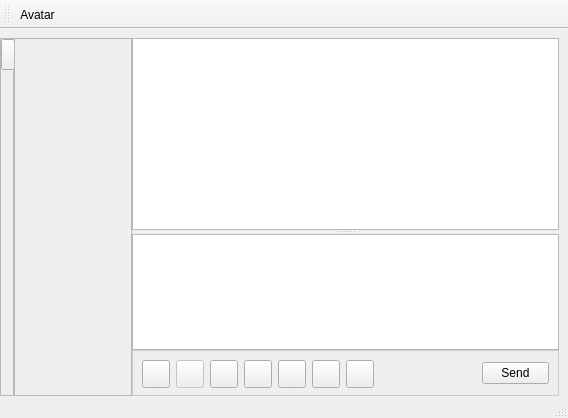
Old version of the form retroshare-gui/src/gui/chat/PopupChatDialog.ui in the repository RetroShare/RetroShare.
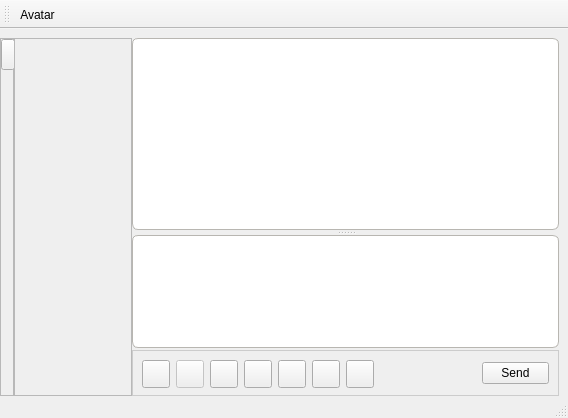
New version of the form. Icons and pictures are not drawn.

Commit message: set some style sheet's for TextBrowser and TextEdit in PopupChatDialog

The edit to the form file:
```diff
--- a/retroshare-gui/src/gui/chat/PopupChatDialog.ui
+++ b/retroshare-gui/src/gui/chat/PopupChatDialog.ui
@@ -27,9 +27,12 @@
     <property name="bottomMargin">
      <number>0</number>
     </property>
-    <property name="spacing">
+    <property name="horizontalSpacing">
      <number>0</number>
     </property>
+    <property name="verticalSpacing">
+     <number>2</number>
+    </property>
     <item row="0" column="1" rowspan="2">
      <widget class="QFrame" name="avatarframe">
       <property name="maximumSize">
@@ -131,9 +134,15 @@
     </item>
     <item row="0" column="2">
      <widget class="QSplitter" name="chatsplitter">
+      <property name="lineWidth">
+       <number>1</number>
+      </property>
       <property name="orientation">
        <enum>Qt::Vertical</enum>
       </property>
+      <property name="handleWidth">
+       <number>5</number>
+      </property>
       <widget class="QTextBrowser" name="textBrowser">
        <property name="sizePolicy">
         <sizepolicy hsizetype="Expanding" vsizetype="MinimumExpanding">
@@ -153,6 +162,11 @@
          <height>0</height>
         </size>
        </property>
+       <property name="styleSheet">
+        <string notr="true">QTextBrowser{border: 1px solid #B8B6B1;
+border-radius: 6px;
+background: white;}</string>
+       </property>
        <property name="html">
         <string>&lt;!DOCTYPE HTML PUBLIC &quot;-//W3C//DTD HTML 4.0//EN&quot; &quot;http://www.w3.org/TR/REC-html40/strict.dtd&quot;&gt;
 &lt;html&gt;&lt;head&gt;&lt;meta name=&quot;qrichtext&quot; content=&quot;1&quot; /&gt;&lt;style type=&quot;text/css&quot;&gt;
@@ -180,6 +194,11 @@
          <height>30</height>
         </size>
        </property>
+       <property name="styleSheet">
+        <string notr="true">QTextEdit{border: 1px solid #B8B6B1;
+border-radius: 6px;
+background: white;}</string>
+       </property>
       </widget>
      </widget>
     </item>
```
